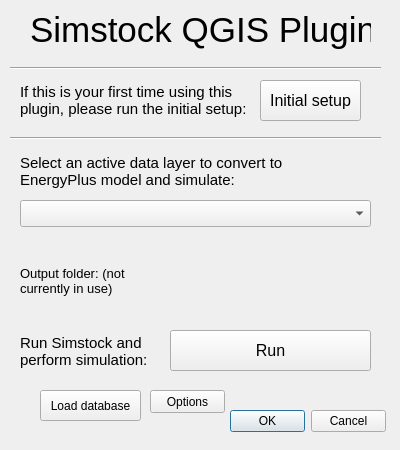
Above: simstock_qgis/Simstock_QGIS_dialog_base.ui from UCL/simstock_qgis before the change. Below: the same form after it.
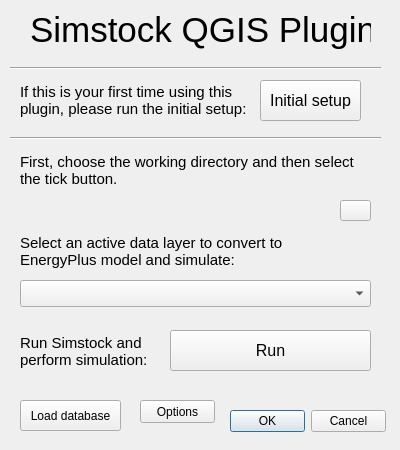
That is the form after the change. Icons and pictures are not drawn. Custom widgets are drawn as their Qt base class.

Commit message: Added tick button for directory selection

Patch:
```diff
--- a/simstock_qgis/Simstock_QGIS_dialog_base.ui
+++ b/simstock_qgis/Simstock_QGIS_dialog_base.ui
@@ -96,7 +96,7 @@
    <property name="geometry">
     <rect>
      <x>20</x>
-     <y>150</y>
+     <y>230</y>
      <width>341</width>
      <height>42</height>
     </rect>
@@ -117,7 +117,7 @@
    <property name="geometry">
     <rect>
      <x>20</x>
-     <y>200</y>
+     <y>280</y>
      <width>351</width>
      <height>27</height>
     </rect>
@@ -126,9 +126,9 @@
   <widget class="QgsFileWidget" name="mQgsFileWidget">
    <property name="geometry">
     <rect>
-     <x>150</x>
-     <y>270</y>
-     <width>221</width>
+     <x>20</x>
+     <y>200</y>
+     <width>301</width>
      <height>27</height>
     </rect>
    </property>
@@ -140,18 +140,18 @@
    <property name="geometry">
     <rect>
      <x>20</x>
-     <y>250</y>
-     <width>121</width>
+     <y>140</y>
+     <width>341</width>
      <height>61</height>
     </rect>
    </property>
    <property name="font">
     <font>
-     <pointsize>10</pointsize>
+     <pointsize>11</pointsize>
     </font>
    </property>
    <property name="text">
-    <string>Output folder: (not currently in use)</string>
+    <string>First, choose the working directory and then select the tick button.</string>
    </property>
    <property name="wordWrap">
     <bool>true</bool>
@@ -225,8 +225,8 @@
   <widget class="QPushButton" name="pbDatabase">
    <property name="geometry">
     <rect>
-     <x>40</x>
-     <y>390</y>
+     <x>20</x>
+     <y>400</y>
      <width>101</width>
      <height>31</height>
     </rect>
@@ -238,8 +238,8 @@
   <widget class="QPushButton" name="pbOptions">
    <property name="geometry">
     <rect>
-     <x>150</x>
-     <y>390</y>
+     <x>140</x>
+     <y>400</y>
      <width>75</width>
      <height>23</height>
     </rect>
@@ -248,6 +248,23 @@
     <string>Options</string>
    </property>
   </widget>
+  <widget class="QPushButton" name="pbSetcwd">
+   <property name="geometry">
+    <rect>
+     <x>340</x>
+     <y>200</y>
+     <width>31</width>
+     <height>21</height>
+    </rect>
+   </property>
+   <property name="text">
+    <string/>
+   </property>
+   <property name="icon">
+    <iconset>
+     <normaloff>tick_small.png</normaloff>tick_small.png</iconset>
+   </property>
+  </widget>
  </widget>
  <customwidgets>
   <customwidget>
```
The commit also changes 1 other file.
